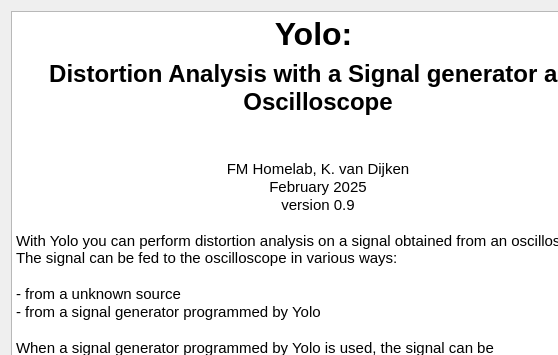
Before: the Qt Designer form about.ui in kvdijken/yolo, drawn with Qt 5; both pictures show x 0 to 558 and y 0 to 355 of the 650 by 469 pixel window.
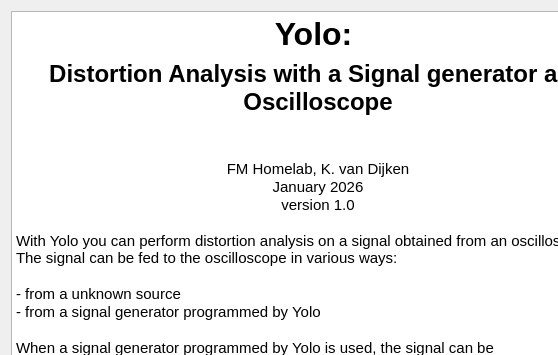
After: the same form once the commit is applied.

Patch:
```diff
--- a/about.ui
+++ b/about.ui
@@ -92,47 +92,47 @@
 hr { height: 1px; border-width: 0; }
 li.unchecked::marker { content: &quot;\2610&quot;; }
 li.checked::marker { content: &quot;\2612&quot;; }
-&lt;/style&gt;&lt;/head&gt;&lt;body style=&quot; font-family:'Cantarell'; font-size:11pt; font-weight:400; font-style:normal;&quot;&gt;
-&lt;p align=&quot;center&quot; style=&quot; margin-top:7px; margin-bottom:7px; margin-left:0px; margin-right:0px; -qt-block-indent:0; text-indent:0px;&quot;&gt;&lt;span style=&quot; font-size:24pt; font-weight:700;&quot;&gt;Yolo: &lt;/span&gt;&lt;/p&gt;
-&lt;p align=&quot;center&quot; style=&quot; margin-top:7px; margin-bottom:7px; margin-left:0px; margin-right:0px; -qt-block-indent:0; text-indent:0px;&quot;&gt;&lt;span style=&quot; font-size:18pt; font-weight:700;&quot;&gt;Distortion Analysis with a Signal generator and Oscilloscope&lt;/span&gt;&lt;/p&gt;
-&lt;p style=&quot;-qt-paragraph-type:empty; margin-top:0px; margin-bottom:0px; margin-left:0px; margin-right:0px; -qt-block-indent:0; text-indent:0px; font-size:24pt; font-weight:700;&quot;&gt;&lt;br /&gt;&lt;/p&gt;
-&lt;p align=&quot;center&quot; style=&quot; margin-top:0px; margin-bottom:0px; margin-left:0px; margin-right:0px; -qt-block-indent:0; text-indent:0px;&quot;&gt;FM Homelab, K. van Dijken&lt;/p&gt;
-&lt;p align=&quot;center&quot; style=&quot; margin-top:0px; margin-bottom:0px; margin-left:0px; margin-right:0px; -qt-block-indent:0; text-indent:0px;&quot;&gt;February 2025&lt;/p&gt;
-&lt;p align=&quot;center&quot; style=&quot; margin-top:0px; margin-bottom:0px; margin-left:0px; margin-right:0px; -qt-block-indent:0; text-indent:0px;&quot;&gt;version 0.9&lt;/p&gt;
-&lt;p style=&quot;-qt-paragraph-type:empty; margin-top:0px; margin-bottom:0px; margin-left:0px; margin-right:0px; -qt-block-indent:0; text-indent:0px;&quot;&gt;&lt;br /&gt;&lt;/p&gt;
-&lt;p style=&quot; margin-top:0px; margin-bottom:0px; margin-left:0px; margin-right:0px; -qt-block-indent:0; text-indent:0px;&quot;&gt;With Yolo you can perform distortion analysis on a signal obtained from an oscilloscope. The signal can be fed to the oscilloscope in various ways:&lt;/p&gt;
-&lt;p style=&quot;-qt-paragraph-type:empty; margin-top:0px; margin-bottom:0px; margin-left:0px; margin-right:0px; -qt-block-indent:0; text-indent:0px;&quot;&gt;&lt;br /&gt;&lt;/p&gt;
-&lt;p style=&quot; margin-top:0px; margin-bottom:0px; margin-left:0px; margin-right:0px; -qt-block-indent:0; text-indent:0px;&quot;&gt;- from a unknown source&lt;/p&gt;
-&lt;p style=&quot; margin-top:0px; margin-bottom:0px; margin-left:0px; margin-right:0px; -qt-block-indent:0; text-indent:0px;&quot;&gt;- from a signal generator programmed by Yolo&lt;/p&gt;
-&lt;p style=&quot;-qt-paragraph-type:empty; margin-top:0px; margin-bottom:0px; margin-left:0px; margin-right:0px; -qt-block-indent:0; text-indent:0px;&quot;&gt;&lt;br /&gt;&lt;/p&gt;
-&lt;p style=&quot; margin-top:0px; margin-bottom:0px; margin-left:0px; margin-right:0px; -qt-block-indent:0; text-indent:0px;&quot;&gt;When a signal generator programmed by Yolo is used, the signal can be&lt;/p&gt;
-&lt;p style=&quot;-qt-paragraph-type:empty; margin-top:0px; margin-bottom:0px; margin-left:0px; margin-right:0px; -qt-block-indent:0; text-indent:0px;&quot;&gt;&lt;br /&gt;&lt;/p&gt;
-&lt;p style=&quot; margin-top:0px; margin-bottom:0px; margin-left:0px; margin-right:0px; -qt-block-indent:0; text-indent:0px;&quot;&gt;- a CW (continuous wave) signal&lt;/p&gt;
-&lt;p style=&quot; margin-top:0px; margin-bottom:0px; margin-left:0px; margin-right:0px; -qt-block-indent:0; text-indent:0px;&quot;&gt;- an AM modulated signal&lt;/p&gt;
-&lt;p style=&quot; margin-top:0px; margin-bottom:0px; margin-left:0px; margin-right:0px; -qt-block-indent:0; text-indent:0px;&quot;&gt;- an FM modulated signal&lt;/p&gt;
-&lt;p style=&quot;-qt-paragraph-type:empty; margin-top:0px; margin-bottom:0px; margin-left:0px; margin-right:0px; -qt-block-indent:0; text-indent:0px;&quot;&gt;&lt;br /&gt;&lt;/p&gt;
-&lt;p style=&quot; margin-top:0px; margin-bottom:0px; margin-left:0px; margin-right:0px; -qt-block-indent:0; text-indent:0px;&quot;&gt;For AM and FM modulated signals the signal from the signal generator has to be fed to a demodulator whose output is connected to the input of the oscilloscope.&lt;/p&gt;
-&lt;p style=&quot;-qt-paragraph-type:empty; margin-top:0px; margin-bottom:0px; margin-left:0px; margin-right:0px; -qt-block-indent:0; text-indent:0px;&quot;&gt;&lt;br /&gt;&lt;/p&gt;
-&lt;p style=&quot; margin-top:0px; margin-bottom:0px; margin-left:0px; margin-right:0px; -qt-block-indent:0; text-indent:0px;&quot;&gt;For any type of signal (CW, AM modulated, FM modulated) a frequency sweep can be programmed from Yolo. This allows the THD to be analysed over a frequency range. For a CW signal, the CW frequency will be swept. For AM and FM modulated signals the modulation frequency will be swept.&lt;/p&gt;
-&lt;p style=&quot;-qt-paragraph-type:empty; margin-top:0px; margin-bottom:0px; margin-left:0px; margin-right:0px; -qt-block-indent:0; text-indent:0px;&quot;&gt;&lt;br /&gt;&lt;/p&gt;
-&lt;p style=&quot; margin-top:0px; margin-bottom:0px; margin-left:0px; margin-right:0px; -qt-block-indent:0; text-indent:0px;&quot;&gt;For AM and FM modulated signals, the carrier frequency and amplitude can be set. For AM the modulation depth can be set. For FM modulation the frequency deviation can be set.&lt;/p&gt;
-&lt;p style=&quot;-qt-paragraph-type:empty; margin-top:0px; margin-bottom:0px; margin-left:0px; margin-right:0px; -qt-block-indent:0; text-indent:0px;&quot;&gt;&lt;br /&gt;&lt;/p&gt;
-&lt;p style=&quot; margin-top:0px; margin-bottom:0px; margin-left:0px; margin-right:0px; -qt-block-indent:0; text-indent:0px;&quot;&gt;For THD analysis you can set the number of harmonics to take into account, as well as the minimum signal level of harmonics. Also you can average THD calculation over a number of samples.&lt;/p&gt;
-&lt;p style=&quot;-qt-paragraph-type:empty; margin-top:0px; margin-bottom:0px; margin-left:0px; margin-right:0px; -qt-block-indent:0; text-indent:0px;&quot;&gt;&lt;br /&gt;&lt;/p&gt;
-&lt;p style=&quot; margin-top:0px; margin-bottom:0px; margin-left:0px; margin-right:0px; -qt-block-indent:0; text-indent:0px;&quot;&gt;Yolo proves several views of the provided waveform. &lt;/p&gt;
-&lt;p style=&quot; margin-top:0px; margin-bottom:0px; margin-left:0px; margin-right:0px; -qt-block-indent:0; text-indent:0px;&quot;&gt;- a plot of the full waveform&lt;/p&gt;
-&lt;p style=&quot; margin-top:0px; margin-bottom:0px; margin-left:0px; margin-right:0px; -qt-block-indent:0; text-indent:0px;&quot;&gt;- a 2-period plot of the wave&lt;/p&gt;
-&lt;p style=&quot; margin-top:0px; margin-bottom:0px; margin-left:0px; margin-right:0px; -qt-block-indent:0; text-indent:0px;&quot;&gt;- a FFT plot of the full wave&lt;/p&gt;
-&lt;p style=&quot; margin-top:0px; margin-bottom:0px; margin-left:0px; margin-right:0px; -qt-block-indent:0; text-indent:0px;&quot;&gt;- a display of THD, s&lt;span style=&quot; vertical-align:sub;&quot;&gt;0&lt;/span&gt; and s&lt;span style=&quot; vertical-align:sub;&quot;&gt;1&lt;/span&gt; (in fixed mode)&lt;/p&gt;
-&lt;p style=&quot; margin-top:0px; margin-bottom:0px; margin-left:0px; margin-right:0px; -qt-block-indent:0; text-indent:0px;&quot;&gt;- a plot of THD and s&lt;span style=&quot; vertical-align:sub;&quot;&gt;0&lt;/span&gt; versus frequency (in swept mode)&lt;/p&gt;
-&lt;p style=&quot; margin-top:0px; margin-bottom:0px; margin-left:0px; margin-right:0px; -qt-block-indent:0; text-indent:0px;&quot;&gt;&lt;span style=&quot; vertical-align:super;&quot;&gt; &lt;/span&gt;&lt;/p&gt;
-&lt;p style=&quot; margin-top:0px; margin-bottom:0px; margin-left:0px; margin-right:0px; -qt-block-indent:0; text-indent:0px;&quot;&gt;Sources on github: https://github.com/kvdijken/yolo&lt;/p&gt;
-&lt;p style=&quot;-qt-paragraph-type:empty; margin-top:0px; margin-bottom:0px; margin-left:0px; margin-right:0px; -qt-block-indent:0; text-indent:0px;&quot;&gt;&lt;br /&gt;&lt;/p&gt;
-&lt;p style=&quot; margin-top:0px; margin-bottom:0px; margin-left:0px; margin-right:0px; -qt-block-indent:0; text-indent:0px;&quot;&gt;Only tested with:&lt;/p&gt;
-&lt;p style=&quot; margin-top:0px; margin-bottom:0px; margin-left:0px; margin-right:0px; -qt-block-indent:0; text-indent:0px;&quot;&gt;- Siglent SDS1202X-E oscilloscope&lt;/p&gt;
-&lt;p style=&quot; margin-top:0px; margin-bottom:0px; margin-left:0px; margin-right:0px; -qt-block-indent:0; text-indent:0px;&quot;&gt;- Siglent SDG1032X signal generator&lt;/p&gt;
-&lt;p style=&quot;-qt-paragraph-type:empty; margin-top:0px; margin-bottom:0px; margin-left:0px; margin-right:0px; -qt-block-indent:0; text-indent:0px;&quot;&gt;&lt;br /&gt;&lt;/p&gt;
-&lt;p style=&quot;-qt-paragraph-type:empty; margin-top:0px; margin-bottom:0px; margin-left:0px; margin-right:0px; -qt-block-indent:0; text-indent:0px;&quot;&gt;&lt;br /&gt;&lt;/p&gt;&lt;/body&gt;&lt;/html&gt;</string>
+&lt;/style&gt;&lt;/head&gt;&lt;body style=&quot; font-family:'Adwaita Sans'; font-size:11pt; font-weight:400; font-style:normal;&quot;&gt;
+&lt;p align=&quot;center&quot; style=&quot; margin-top:7px; margin-bottom:7px; margin-left:0px; margin-right:0px; -qt-block-indent:0; text-indent:0px;&quot;&gt;&lt;span style=&quot; font-family:'Cantarell'; font-size:24pt; font-weight:700;&quot;&gt;Yolo: &lt;/span&gt;&lt;/p&gt;
+&lt;p align=&quot;center&quot; style=&quot; margin-top:7px; margin-bottom:7px; margin-left:0px; margin-right:0px; -qt-block-indent:0; text-indent:0px;&quot;&gt;&lt;span style=&quot; font-family:'Cantarell'; font-size:18pt; font-weight:700;&quot;&gt;Distortion Analysis with a Signal generator and Oscilloscope&lt;/span&gt;&lt;/p&gt;
+&lt;p style=&quot;-qt-paragraph-type:empty; margin-top:0px; margin-bottom:0px; margin-left:0px; margin-right:0px; -qt-block-indent:0; text-indent:0px; font-family:'Cantarell'; font-size:24pt; font-weight:700;&quot;&gt;&lt;br /&gt;&lt;/p&gt;
+&lt;p align=&quot;center&quot; style=&quot; margin-top:0px; margin-bottom:0px; margin-left:0px; margin-right:0px; -qt-block-indent:0; text-indent:0px;&quot;&gt;&lt;span style=&quot; font-family:'Cantarell';&quot;&gt;FM Homelab, K. van Dijken&lt;/span&gt;&lt;/p&gt;
+&lt;p align=&quot;center&quot; style=&quot; margin-top:0px; margin-bottom:0px; margin-left:0px; margin-right:0px; -qt-block-indent:0; text-indent:0px;&quot;&gt;&lt;span style=&quot; font-family:'Cantarell';&quot;&gt;January 2026&lt;/span&gt;&lt;/p&gt;
+&lt;p align=&quot;center&quot; style=&quot; margin-top:0px; margin-bottom:0px; margin-left:0px; margin-right:0px; -qt-block-indent:0; text-indent:0px;&quot;&gt;&lt;span style=&quot; font-family:'Cantarell';&quot;&gt;version 1.0&lt;/span&gt;&lt;/p&gt;
+&lt;p style=&quot;-qt-paragraph-type:empty; margin-top:0px; margin-bottom:0px; margin-left:0px; margin-right:0px; -qt-block-indent:0; text-indent:0px; font-family:'Cantarell';&quot;&gt;&lt;br /&gt;&lt;/p&gt;
+&lt;p style=&quot; margin-top:0px; margin-bottom:0px; margin-left:0px; margin-right:0px; -qt-block-indent:0; text-indent:0px;&quot;&gt;&lt;span style=&quot; font-family:'Cantarell';&quot;&gt;With Yolo you can perform distortion analysis on a signal obtained from an oscilloscope. The signal can be fed to the oscilloscope in various ways:&lt;/span&gt;&lt;/p&gt;
+&lt;p style=&quot;-qt-paragraph-type:empty; margin-top:0px; margin-bottom:0px; margin-left:0px; margin-right:0px; -qt-block-indent:0; text-indent:0px; font-family:'Cantarell';&quot;&gt;&lt;br /&gt;&lt;/p&gt;
+&lt;p style=&quot; margin-top:0px; margin-bottom:0px; margin-left:0px; margin-right:0px; -qt-block-indent:0; text-indent:0px;&quot;&gt;&lt;span style=&quot; font-family:'Cantarell';&quot;&gt;- from a unknown source&lt;/span&gt;&lt;/p&gt;
+&lt;p style=&quot; margin-top:0px; margin-bottom:0px; margin-left:0px; margin-right:0px; -qt-block-indent:0; text-indent:0px;&quot;&gt;&lt;span style=&quot; font-family:'Cantarell';&quot;&gt;- from a signal generator programmed by Yolo&lt;/span&gt;&lt;/p&gt;
+&lt;p style=&quot;-qt-paragraph-type:empty; margin-top:0px; margin-bottom:0px; margin-left:0px; margin-right:0px; -qt-block-indent:0; text-indent:0px; font-family:'Cantarell';&quot;&gt;&lt;br /&gt;&lt;/p&gt;
+&lt;p style=&quot; margin-top:0px; margin-bottom:0px; margin-left:0px; margin-right:0px; -qt-block-indent:0; text-indent:0px;&quot;&gt;&lt;span style=&quot; font-family:'Cantarell';&quot;&gt;When a signal generator programmed by Yolo is used, the signal can be&lt;/span&gt;&lt;/p&gt;
+&lt;p style=&quot;-qt-paragraph-type:empty; margin-top:0px; margin-bottom:0px; margin-left:0px; margin-right:0px; -qt-block-indent:0; text-indent:0px; font-family:'Cantarell';&quot;&gt;&lt;br /&gt;&lt;/p&gt;
+&lt;p style=&quot; margin-top:0px; margin-bottom:0px; margin-left:0px; margin-right:0px; -qt-block-indent:0; text-indent:0px;&quot;&gt;&lt;span style=&quot; font-family:'Cantarell';&quot;&gt;- a CW (continuous wave) signal&lt;/span&gt;&lt;/p&gt;
+&lt;p style=&quot; margin-top:0px; margin-bottom:0px; margin-left:0px; margin-right:0px; -qt-block-indent:0; text-indent:0px;&quot;&gt;&lt;span style=&quot; font-family:'Cantarell';&quot;&gt;- an AM modulated signal&lt;/span&gt;&lt;/p&gt;
+&lt;p style=&quot; margin-top:0px; margin-bottom:0px; margin-left:0px; margin-right:0px; -qt-block-indent:0; text-indent:0px;&quot;&gt;&lt;span style=&quot; font-family:'Cantarell';&quot;&gt;- an FM modulated signal&lt;/span&gt;&lt;/p&gt;
+&lt;p style=&quot;-qt-paragraph-type:empty; margin-top:0px; margin-bottom:0px; margin-left:0px; margin-right:0px; -qt-block-indent:0; text-indent:0px; font-family:'Cantarell';&quot;&gt;&lt;br /&gt;&lt;/p&gt;
+&lt;p style=&quot; margin-top:0px; margin-bottom:0px; margin-left:0px; margin-right:0px; -qt-block-indent:0; text-indent:0px;&quot;&gt;&lt;span style=&quot; font-family:'Cantarell';&quot;&gt;For AM and FM modulated signals the signal from the signal generator has to be fed to a demodulator whose output is connected to the input of the oscilloscope.&lt;/span&gt;&lt;/p&gt;
+&lt;p style=&quot;-qt-paragraph-type:empty; margin-top:0px; margin-bottom:0px; margin-left:0px; margin-right:0px; -qt-block-indent:0; text-indent:0px; font-family:'Cantarell';&quot;&gt;&lt;br /&gt;&lt;/p&gt;
+&lt;p style=&quot; margin-top:0px; margin-bottom:0px; margin-left:0px; margin-right:0px; -qt-block-indent:0; text-indent:0px;&quot;&gt;&lt;span style=&quot; font-family:'Cantarell';&quot;&gt;For any type of signal (CW, AM modulated, FM modulated) a frequency sweep can be programmed from Yolo. This allows the THD to be analysed over a frequency range. For a CW signal, the CW frequency will be swept. For AM and FM modulated signals the modulation frequency will be swept.&lt;/span&gt;&lt;/p&gt;
+&lt;p style=&quot;-qt-paragraph-type:empty; margin-top:0px; margin-bottom:0px; margin-left:0px; margin-right:0px; -qt-block-indent:0; text-indent:0px; font-family:'Cantarell';&quot;&gt;&lt;br /&gt;&lt;/p&gt;
+&lt;p style=&quot; margin-top:0px; margin-bottom:0px; margin-left:0px; margin-right:0px; -qt-block-indent:0; text-indent:0px;&quot;&gt;&lt;span style=&quot; font-family:'Cantarell';&quot;&gt;For AM and FM modulated signals, the carrier frequency and amplitude can be set. For AM the modulation depth can be set. For FM modulation the frequency deviation can be set.&lt;/span&gt;&lt;/p&gt;
+&lt;p style=&quot;-qt-paragraph-type:empty; margin-top:0px; margin-bottom:0px; margin-left:0px; margin-right:0px; -qt-block-indent:0; text-indent:0px; font-family:'Cantarell';&quot;&gt;&lt;br /&gt;&lt;/p&gt;
+&lt;p style=&quot; margin-top:0px; margin-bottom:0px; margin-left:0px; margin-right:0px; -qt-block-indent:0; text-indent:0px;&quot;&gt;&lt;span style=&quot; font-family:'Cantarell';&quot;&gt;For THD analysis you can set the number of harmonics to take into account, as well as the minimum signal level of harmonics. Also you can average THD calculation over a number of samples.&lt;/span&gt;&lt;/p&gt;
+&lt;p style=&quot;-qt-paragraph-type:empty; margin-top:0px; margin-bottom:0px; margin-left:0px; margin-right:0px; -qt-block-indent:0; text-indent:0px; font-family:'Cantarell';&quot;&gt;&lt;br /&gt;&lt;/p&gt;
+&lt;p style=&quot; margin-top:0px; margin-bottom:0px; margin-left:0px; margin-right:0px; -qt-block-indent:0; text-indent:0px;&quot;&gt;&lt;span style=&quot; font-family:'Cantarell';&quot;&gt;Yolo proves several views of the provided waveform. &lt;/span&gt;&lt;/p&gt;
+&lt;p style=&quot; margin-top:0px; margin-bottom:0px; margin-left:0px; margin-right:0px; -qt-block-indent:0; text-indent:0px;&quot;&gt;&lt;span style=&quot; font-family:'Cantarell';&quot;&gt;- a plot of the full waveform&lt;/span&gt;&lt;/p&gt;
+&lt;p style=&quot; margin-top:0px; margin-bottom:0px; margin-left:0px; margin-right:0px; -qt-block-indent:0; text-indent:0px;&quot;&gt;&lt;span style=&quot; font-family:'Cantarell';&quot;&gt;- a 2-period plot of the wave&lt;/span&gt;&lt;/p&gt;
+&lt;p style=&quot; margin-top:0px; margin-bottom:0px; margin-left:0px; margin-right:0px; -qt-block-indent:0; text-indent:0px;&quot;&gt;&lt;span style=&quot; font-family:'Cantarell';&quot;&gt;- a FFT plot of the full wave&lt;/span&gt;&lt;/p&gt;
+&lt;p style=&quot; margin-top:0px; margin-bottom:0px; margin-left:0px; margin-right:0px; -qt-block-indent:0; text-indent:0px;&quot;&gt;&lt;span style=&quot; font-family:'Cantarell';&quot;&gt;- a display of THD, s&lt;/span&gt;&lt;span style=&quot; font-family:'Cantarell'; vertical-align:sub;&quot;&gt;0&lt;/span&gt;&lt;span style=&quot; font-family:'Cantarell';&quot;&gt; and s&lt;/span&gt;&lt;span style=&quot; font-family:'Cantarell'; vertical-align:sub;&quot;&gt;1&lt;/span&gt;&lt;span style=&quot; font-family:'Cantarell';&quot;&gt; (in fixed mode)&lt;/span&gt;&lt;/p&gt;
+&lt;p style=&quot; margin-top:0px; margin-bottom:0px; margin-left:0px; margin-right:0px; -qt-block-indent:0; text-indent:0px;&quot;&gt;&lt;span style=&quot; font-family:'Cantarell';&quot;&gt;- a plot of THD and s&lt;/span&gt;&lt;span style=&quot; font-family:'Cantarell'; vertical-align:sub;&quot;&gt;0&lt;/span&gt;&lt;span style=&quot; font-family:'Cantarell';&quot;&gt; versus frequency (in swept mode)&lt;/span&gt;&lt;/p&gt;
+&lt;p style=&quot; margin-top:0px; margin-bottom:0px; margin-left:0px; margin-right:0px; -qt-block-indent:0; text-indent:0px;&quot;&gt;&lt;span style=&quot; font-family:'Cantarell'; vertical-align:super;&quot;&gt; &lt;/span&gt;&lt;/p&gt;
+&lt;p style=&quot; margin-top:0px; margin-bottom:0px; margin-left:0px; margin-right:0px; -qt-block-indent:0; text-indent:0px;&quot;&gt;&lt;span style=&quot; font-family:'Cantarell';&quot;&gt;Sources on github: https://github.com/kvdijken/yolo&lt;/span&gt;&lt;/p&gt;
+&lt;p style=&quot;-qt-paragraph-type:empty; margin-top:0px; margin-bottom:0px; margin-left:0px; margin-right:0px; -qt-block-indent:0; text-indent:0px; font-family:'Cantarell';&quot;&gt;&lt;br /&gt;&lt;/p&gt;
+&lt;p style=&quot; margin-top:0px; margin-bottom:0px; margin-left:0px; margin-right:0px; -qt-block-indent:0; text-indent:0px;&quot;&gt;&lt;span style=&quot; font-family:'Cantarell';&quot;&gt;Only tested with:&lt;/span&gt;&lt;/p&gt;
+&lt;p style=&quot; margin-top:0px; margin-bottom:0px; margin-left:0px; margin-right:0px; -qt-block-indent:0; text-indent:0px;&quot;&gt;&lt;span style=&quot; font-family:'Cantarell';&quot;&gt;- Siglent SDS1202X-E oscilloscope&lt;/span&gt;&lt;/p&gt;
+&lt;p style=&quot; margin-top:0px; margin-bottom:0px; margin-left:0px; margin-right:0px; -qt-block-indent:0; text-indent:0px;&quot;&gt;&lt;span style=&quot; font-family:'Cantarell';&quot;&gt;- Siglent SDG1032X signal generator&lt;/span&gt;&lt;/p&gt;
+&lt;p style=&quot;-qt-paragraph-type:empty; margin-top:0px; margin-bottom:0px; margin-left:0px; margin-right:0px; -qt-block-indent:0; text-indent:0px; font-family:'Cantarell';&quot;&gt;&lt;br /&gt;&lt;/p&gt;
+&lt;p style=&quot;-qt-paragraph-type:empty; margin-top:0px; margin-bottom:0px; margin-left:0px; margin-right:0px; -qt-block-indent:0; text-indent:0px; font-family:'Cantarell';&quot;&gt;&lt;br /&gt;&lt;/p&gt;&lt;/body&gt;&lt;/html&gt;</string>
      </property>
     </widget>
    </item>
```
Left out of the diff: 34 changed lines with no effect on the pictures.
